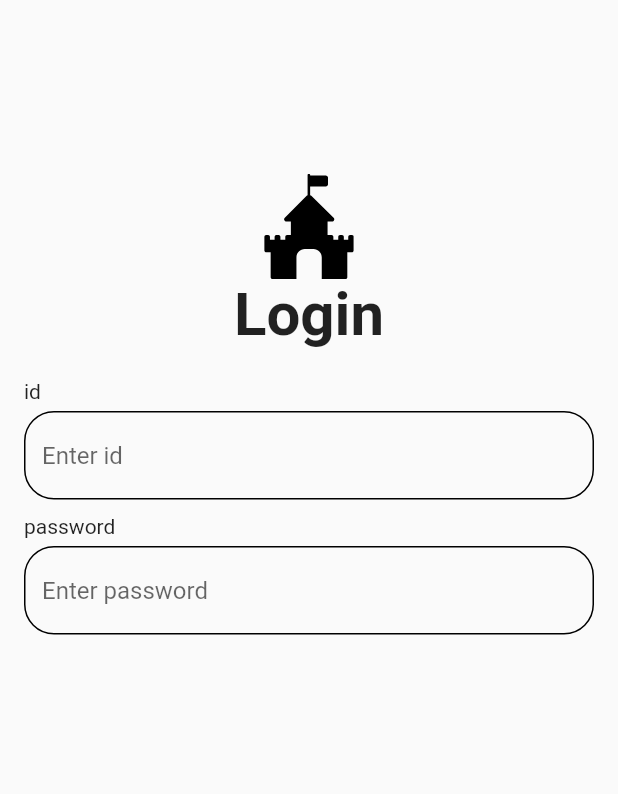
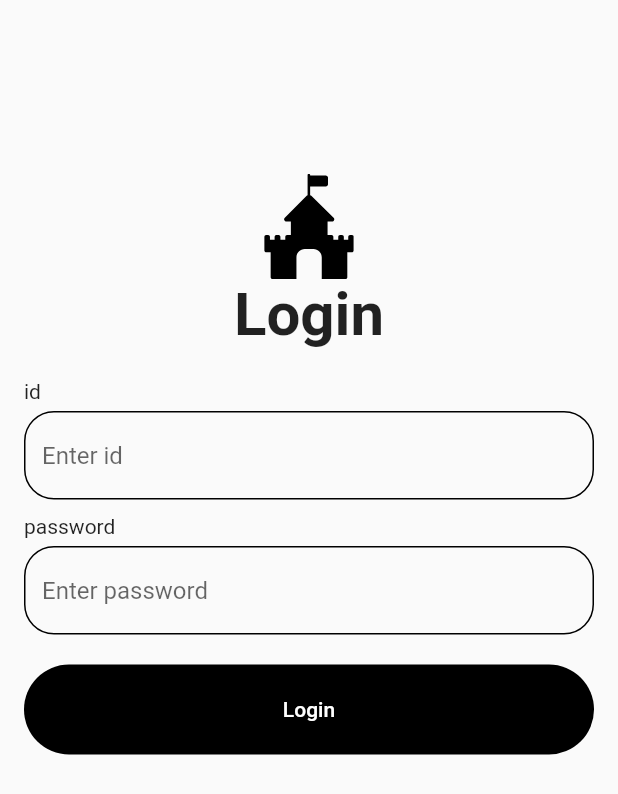
Before and after one commit to khyunah/flutter_my, a Flutter app: the screen it shows after launch, on a phone screen of 412 x 824 dp. Shown: the top 794 px of the screen. Run offline on Flutter 3.47's test engine with Material 2 defaults, Android fonts, the phone set to English and light mode, and no system bars; our stand-ins replace flutter_svg.

Commit message:
Navigator, ThemeData

```diff
--- a/flutter_login/lib/components/form.dart
+++ b/flutter_login/lib/components/form.dart
@@ -10,12 +10,21 @@ class MyForm extends StatelessWidget {
   @override
   Widget build(BuildContext context) {
     return Form(
+      key: _formKey,
       child: Column(
-        children: const [
+        children: [
           MyTextFormField('id'),
           SizedBox(height: medium_gap),
           MyTextFormField('password'),
           SizedBox(height: large_gap),
+          TextButton(
+            onPressed: () {
+              if (_formKey.currentState!.validate()) {
+                Navigator.pushNamed(context, '/home');
+              }
+            },
+            child: Text('Login'),
+          ),
         ],
       ),
     );
--- a/flutter_login/lib/main.dart
+++ b/flutter_login/lib/main.dart
@@ -12,6 +12,18 @@ class MyApp extends StatelessWidget {
   @override
   Widget build(BuildContext context) {
     return MaterialApp(
+      theme: ThemeData(
+        textButtonTheme: TextButtonThemeData(
+          style: TextButton.styleFrom(
+            backgroundColor: Colors.black,
+            primary: Colors.white,
+            shape: RoundedRectangleBorder(
+              borderRadius: BorderRadius.circular(30),
+            ),
+            minimumSize: Size(400, 60),
+          ),
+        ),
+      ),
       initialRoute: "/login",
       routes: {
         "/home": (context) => const HomePage(),
```
Also changed, not shown: flutter_login/lib/pages/home_page.dart (+17 -2 lines).
